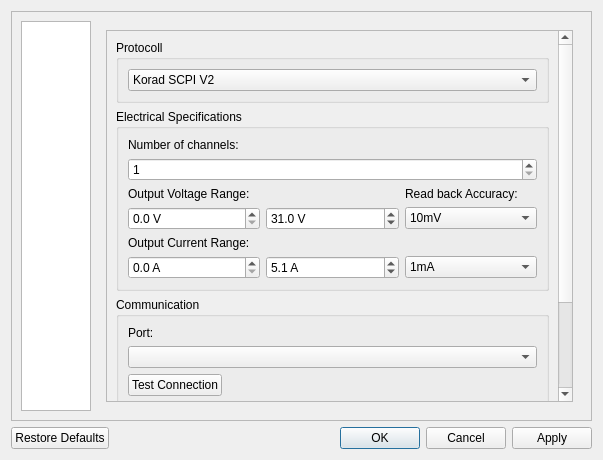
Old version of the form forms/settingsdialog.ui in the repository crapp/labpowerqt.
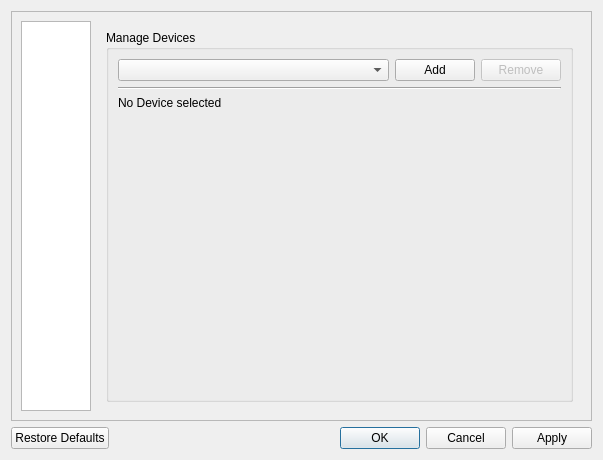
New version of the form.

Commit message:
Device managed in settings now using a QWizard
We are now using a QWizard based Wizard to add new Devices. The active
Device can be chosen in the settings.

Lots of new icons.

Patch:
```diff
--- a/forms/settingsdialog.ui
+++ b/forms/settingsdialog.ui
@@ -140,280 +140,76 @@
         <widget class="QWidget" name="pageDevice">
          <layout class="QVBoxLayout" name="verticalLayout_2">
           <item>
-           <widget class="QScrollArea" name="scrollArea">
-            <property name="widgetResizable">
-             <bool>true</bool>
+           <widget class="QGroupBox" name="groupBoxDeviceManagement">
+            <property name="title">
+             <string>Manage Devices</string>
             </property>
-            <widget class="QWidget" name="scrollAreaWidgetContents">
-             <property name="geometry">
-              <rect>
-               <x>0</x>
-               <y>0</y>
-               <width>443</width>
-               <height>494</height>
-              </rect>
-             </property>
-             <layout class="QVBoxLayout" name="verticalLayout_4">
-              <item>
-               <widget class="QGroupBox" name="groupBoxDeviceProtocoll">
-                <property name="title">
-                 <string>Protocoll</string>
-                </property>
-                <layout class="QVBoxLayout" name="verticalLayout_3">
-                 <item>
-                  <widget class="QComboBox" name="comboBoxDeviceProtocoll">
-                   <item>
-                    <property name="text">
-                     <string>Korad SCPI V2</string>
-                    </property>
-                   </item>
-                  </widget>
-                 </item>
-                </layout>
-               </widget>
-              </item>
-              <item>
-               <widget class="QGroupBox" name="groupBoxDeviceElectrical">
-                <property name="title">
-                 <string>Electrical Specifications</string>
-                </property>
-                <layout class="QGridLayout" name="gridLayout_3">
-                 <item row="2" column="0" colspan="2">
-                  <widget class="QLabel" name="label">
-                   <property name="sizePolicy">
-                    <sizepolicy hsizetype="Preferred" vsizetype="Maximum">
-                     <horstretch>0</horstretch>
-                     <verstretch>0</verstretch>
-                    </sizepolicy>
-                   </property>
-                   <property name="text">
-                    <string>Output Voltage Range:</string>
-                   </property>
-                  </widget>
-                 </item>
-                 <item row="2" column="2">
-                  <widget class="QLabel" name="label_2">
-                   <property name="text">
-                    <string>Read back Accuracy:</string>
-                   </property>
-                  </widget>
-                 </item>
-                 <item row="4" column="2">
-                  <widget class="QComboBox" name="comboBoxDeviceVoltageAccu">
-                   <property name="currentIndex">
-                    <number>2</number>
-                   </property>
-                   <item>
-                    <property name="text">
-                     <string notr="true">1V</string>
-                    </property>
-                   </item>
-                   <item>
-                    <property name="text">
-                     <string notr="true">100mV</string>
-                    </property>
-                   </item>
-                   <item>
-                    <property name="text">
-                     <string notr="true">10mV</string>
-                    </property>
-                   </item>
-                   <item>
-                    <property name="text">
-                     <string notr="true">1mV</string>
-                    </property>
-                   </item>
-                  </widget>
-                 </item>
-                 <item row="7" column="2">
-                  <widget class="QComboBox" name="comboBoxDeviceCurrentAccu">
-                   <property name="currentIndex">
-                    <number>3</number>
-                   </property>
-                   <item>
-                    <property name="text">
-                     <string notr="true">1A</string>
-                    </property>
-                   </item>
-                   <item>
-                    <property name="text">
-                     <string notr="true">100mA</string>
-                    </property>
-                   </item>
-                   <item>
-                    <property name="text">
-                     <string notr="true">10mA</string>
-                    </property>
-                   </item>
-                   <item>
-                    <property name="text">
-                     <string notr="true">1mA</string>
-                    </property>
-                   </item>
-                  </widget>
-                 </item>
-                 <item row="1" column="0" colspan="3">
-                  <widget class="QSpinBox" name="spinBoxDeviceChannels">
-                   <property name="alignment">
-                    <set>Qt::AlignLeading|Qt::AlignLeft|Qt::AlignVCenter</set>
-                   </property>
-                   <property name="minimum">
-                    <number>1</number>
-                   </property>
-                   <property name="maximum">
-                    <number>2</number>
-                   </property>
-                  </widget>
-                 </item>
-                 <item row="0" column="0" colspan="3">
-                  <widget class="QLabel" name="label_5">
-                   <property name="text">
-                    <string>Number of channels:</string>
-                   </property>
-                  </widget>
-                 </item>
-                 <item row="6" column="0" colspan="2">
-                  <widget class="QLabel" name="label_3">
-                   <property name="text">
-                    <string>Output Current Range:</string>
-                   </property>
-                  </widget>
-                 </item>
-                 <item row="4" column="1">
-                  <widget class="QDoubleSpinBox" name="doubleSpinBoxdeviceVoltageMax">
-                   <property name="toolTip">
-                    <string>Maximum Voltage</string>
-                   </property>
-                   <property name="suffix">
-                    <string notr="true"> V</string>
-                   </property>
-                   <property name="decimals">
-                    <number>1</number>
-                   </property>
-                   <property name="singleStep">
-                    <double>0.100000000000000</double>
-                   </property>
-                   <property name="value">
-                    <double>31.000000000000000</double>
-                   </property>
-                  </widget>
-                 </item>
-                 <item row="7" column="1">
-                  <widget class="QDoubleSpinBox" name="doubleSpinBoxDeviceCurrentMax">
-                   <property name="toolTip">
-                    <string>Maximum Current</string>
-                   </property>
-                   <property name="suffix">
-                    <string notr="true"> A</string>
-                   </property>
-                   <property name="decimals">
-                    <number>1</number>
-                   </property>
-                   <property name="maximum">
-                    <double>20.000000000000000</double>
-                   </property>
-                   <property name="singleStep">
-                    <double>0.100000000000000</double>
-                   </property>
-                   <property name="value">
-                    <double>5.100000000000000</double>
-                   </property>
-                  </widget>
-                 </item>
-                 <item row="4" column="0">
-                  <widget class="QDoubleSpinBox" name="doubleSpinBoxDeviceVoltageMin">
-                   <property name="toolTip">
-                    <string>Minimum Voltage</string>
-                   </property>
-                   <property name="suffix">
-                    <string notr="true"> V</string>
-                   </property>
-                   <property name="decimals">
-                    <number>1</number>
-                   </property>
-                  </widget>
-                 </item>
-                 <item row="7" column="0">
-                  <widget class="QDoubleSpinBox" name="doubleSpinBoxDeviceCurrentMin">
-                   <property name="toolTip">
-                    <string>Minimum Current</string>
-                   </property>
-                   <property name="suffix">
-                    <string notr="true"> A</string>
-                   </property>
-                   <property name="decimals">
-                    <number>1</number>
-                   </property>
-                  </widget>
-                 </item>
-                </layout>
-               </widget>
-              </item>
-              <item>
-               <widget class="QGroupBox" name="groupBoxDeviceCommunication">
-                <property name="title">
-                 <string>Communication</string>
-                </property>
-                <layout class="QGridLayout" name="gridLayout_4">
-                 <item row="5" column="0" colspan="2">
-                  <widget class="QPlainTextEdit" name="plainTextEditDeviceTest">
-                   <property name="minimumSize">
-                    <size>
-                     <width>0</width>
-                     <height>100</height>
-                    </size>
-                   </property>
-                   <property name="styleSheet">
-                    <string notr="true">background-color: rgb(47, 47, 47);
-/*color: rgb(101, 220, 80);*/
-color: #7BCF06;</string>
-                   </property>
-                   <property name="readOnly">
-                    <bool>true</bool>
-                   </property>
-                   <property name="plainText">
-                    <string notr="true"/>
-                   </property>
-                   <property name="placeholderText">
-                    <string notr="true">Test output</string>
-                   </property>
-                  </widget>
-                 </item>
-                 <item row="1" column="0">
-                  <widget class="QLabel" name="label_4">
-                   <property name="text">
-                    <string>Port:</string>
-                   </property>
-                  </widget>
-                 </item>
-                 <item row="3" column="0" colspan="2">
-                  <widget class="QComboBox" name="comboBoxDeviceComPort"/>
-                 </item>
-                 <item row="4" column="0">
-                  <widget class="QPushButton" name="pushButtonDeviceTestConnection">
-                   <property name="text">
-                    <string>Test Connection</string>
-                   </property>
-                  </widget>
-                 </item>
-                 <item row="4" column="1">
-                  <spacer name="horizontalSpacer">
-                   <property name="orientation">
-                    <enum>Qt::Horizontal</enum>
-                   </property>
-                   <property name="sizeHint" stdset="0">
-                    <size>
-                     <width>40</width>
-                     <height>20</height>
-                    </size>
-                   </property>
-                  </spacer>
-                 </item>
-                </layout>
-               </widget>
-              </item>
-             </layout>
-            </widget>
+            <layout class="QGridLayout" name="gridLayout_5">
+             <item row="1" column="0" colspan="3">
+              <widget class="Line" name="line">
+               <property name="orientation">
+                <enum>Qt::Horizontal</enum>
+               </property>
+              </widget>
+             </item>
+             <item row="0" column="0">
+              <widget class="QComboBox" name="comboBoxDeviceActive"/>
+             </item>
+             <item row="0" column="1">
+              <widget class="QPushButton" name="pushButtonDeviceAdd">
+               <property name="sizePolicy">
+                <sizepolicy hsizetype="Fixed" vsizetype="Fixed">
+                 <horstretch>0</horstretch>
+                 <verstretch>0</verstretch>
+                </sizepolicy>
+               </property>
+               <property name="toolTip">
+                <string>Add a new Device</string>
+               </property>
+               <property name="text">
+                <string>Add</string>
+               </property>
+              </widget>
+             </item>
+             <item row="0" column="2">
+              <widget class="QPushButton" name="pushButtonDeviceRemove">
+               <property name="enabled">
+                <bool>false</bool>
+               </property>
+               <property name="sizePolicy">
+                <sizepolicy hsizetype="Fixed" vsizetype="Fixed">
+                 <horstretch>0</horstretch>
+                 <verstretch>0</verstretch>
+                </sizepolicy>
+               </property>
+               <property name="toolTip">
+                <string>Remove selected Device</string>
+               </property>
+               <property name="text">
+                <string>Remove</string>
+               </property>
+              </widget>
+             </item>
+             <item row="2" column="0" colspan="3">
+              <widget class="QLabel" name="labelDeviceOverview">
+               <property name="sizePolicy">
+                <sizepolicy hsizetype="Expanding" vsizetype="Expanding">
+                 <horstretch>0</horstretch>
+                 <verstretch>0</verstretch>
+                </sizepolicy>
+               </property>
+               <property name="text">
+                <string>No Device selected</string>
+               </property>
+               <property name="alignment">
+                <set>Qt::AlignLeading|Qt::AlignLeft|Qt::AlignTop</set>
+               </property>
+               <property name="wordWrap">
+                <bool>true</bool>
+               </property>
+              </widget>
+             </item>
+            </layout>
            </widget>
           </item>
          </layout>
```
The commit also changes 37 other files.
